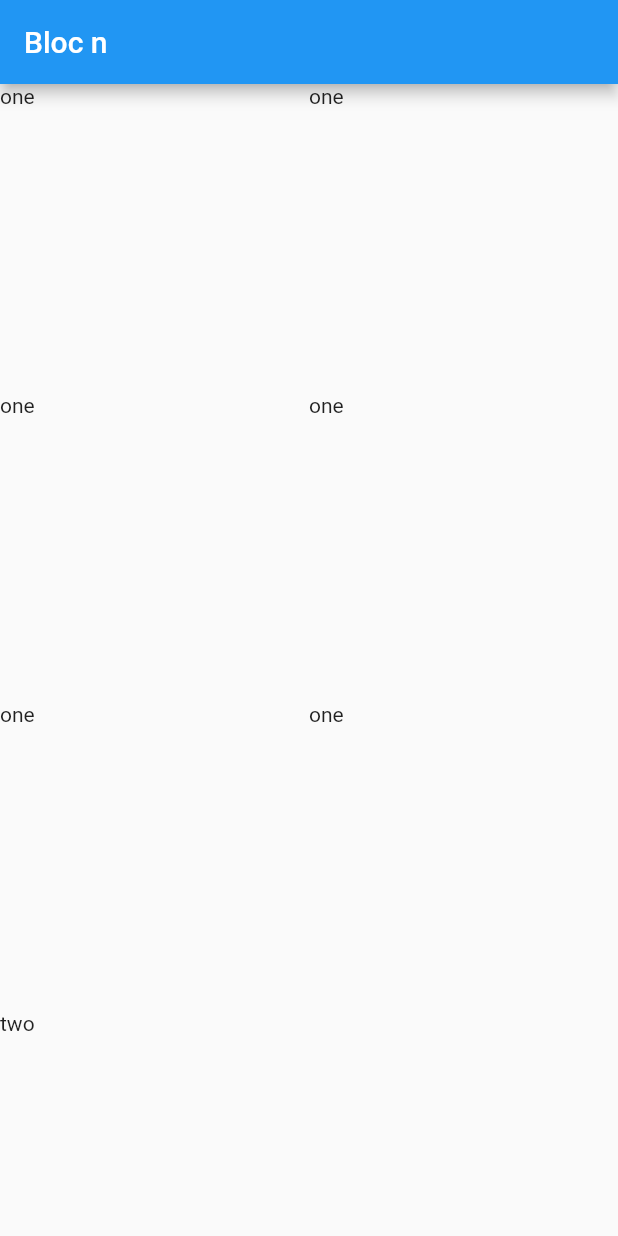
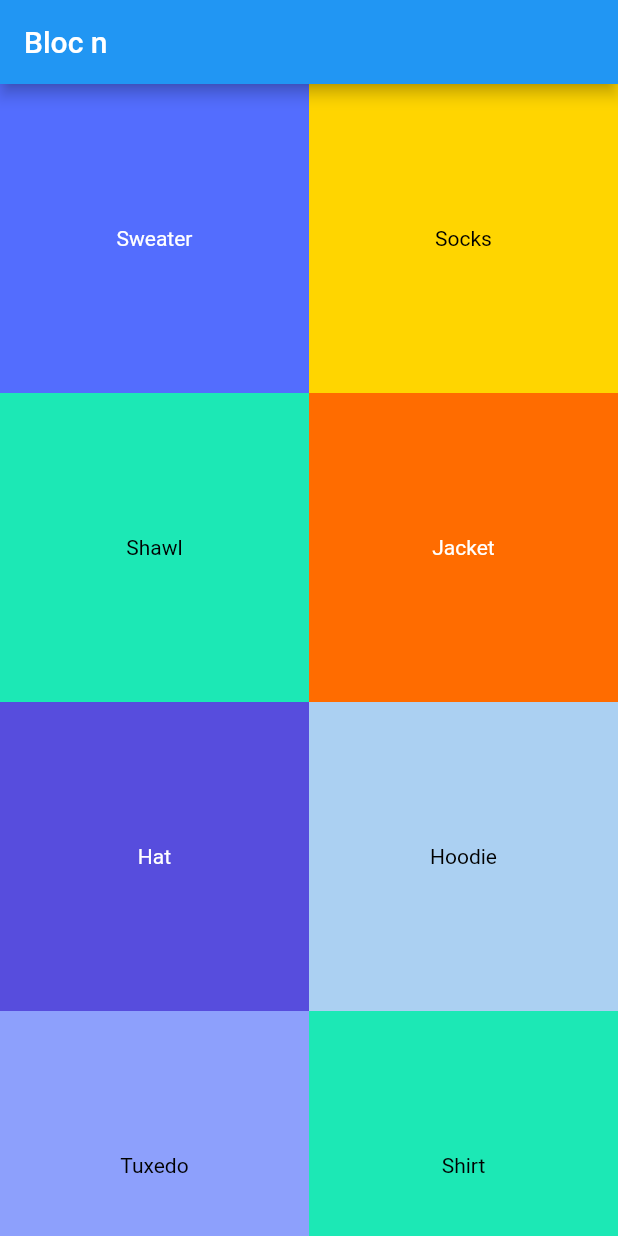
Before and after one commit to ruan65/bloc_training, a Flutter app: the screen it shows after launch, on a phone screen of 412 x 824 dp. Run offline on Flutter 3.47's test engine with Material 2 defaults, Android fonts, the phone set to English and light mode, and no system bars.

Commit message:
add products

```diff
--- /dev/null
+++ b/lib/common/utils/is_dark.dart
@@ -0,0 +1,6 @@
+import 'dart:ui' show Color;
+
+bool isDark(Color color) {
+  final luminence = (0.2126 * color.red + 0.7152 * color.green + 0.0722 * color.blue);
+  return luminence < 150;
+}
--- /dev/null
+++ b/lib/common/widgets/product_square.dart
@@ -0,0 +1,27 @@
+import 'package:bloc_example/common/model/product.dart';
+import 'package:bloc_example/common/utils/is_dark.dart';
+import 'package:flutter/material.dart';
+
+class ProductSquare extends StatelessWidget {
+  final Product product;
+  final GestureTapCallback onTap;
+
+  const ProductSquare({Key key, this.product, this.onTap}) : super(key: key);
+
+  @override
+  Widget build(BuildContext context) {
+    return Material(
+      color: product.color,
+      child: InkWell(
+        onTap: onTap,
+        child: Center(
+          child: Text(
+            product.name,
+            style: TextStyle(
+                color: isDark(product.color) ? Colors.white : Colors.black),
+          ),
+        ),
+      ),
+    );
+  }
+}
--- a/lib/main.dart
+++ b/lib/main.dart
@@ -1,3 +1,5 @@
+import 'package:bloc_example/common/model/catalog.dart';
+import 'package:bloc_example/common/widgets/product_square.dart';
 import 'package:flutter/material.dart';
 
 void main() => runApp(MyApp());
@@ -33,15 +35,14 @@ class Grid extends StatelessWidget {
   Widget build(BuildContext context) {
     return GridView.count(
       crossAxisCount: 2,
-      children: <Widget>[
-        Text('one'),
-        Text('one'),
-        Text('one'),
-        Text('one'),
-        Text('one'),
-        Text('one'),
-        Text('two'),
-      ],
+      children: catalog.products.map((product) {
+        return ProductSquare(
+          product: product,
+          onTap: () {
+            print('I am $product');
+          },
+        );
+      }).toList(),
     );
   }
 }
```
Also changed, not shown: lib/common/model/catalog.dart (+15 -0 lines), 9 other files.
